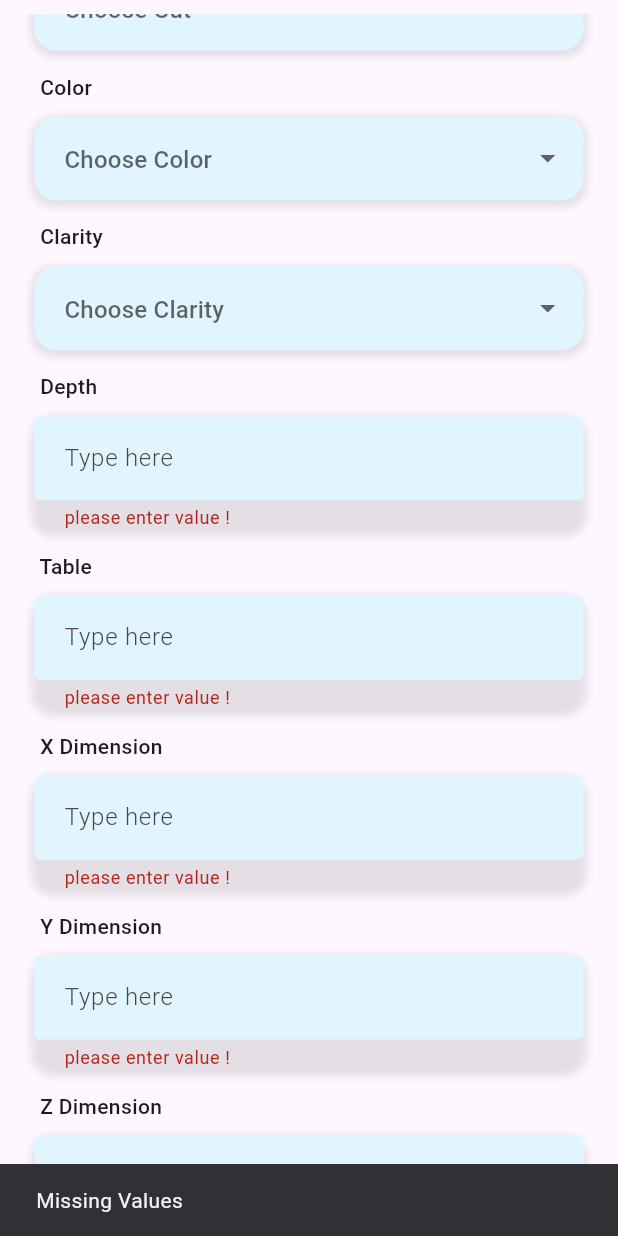
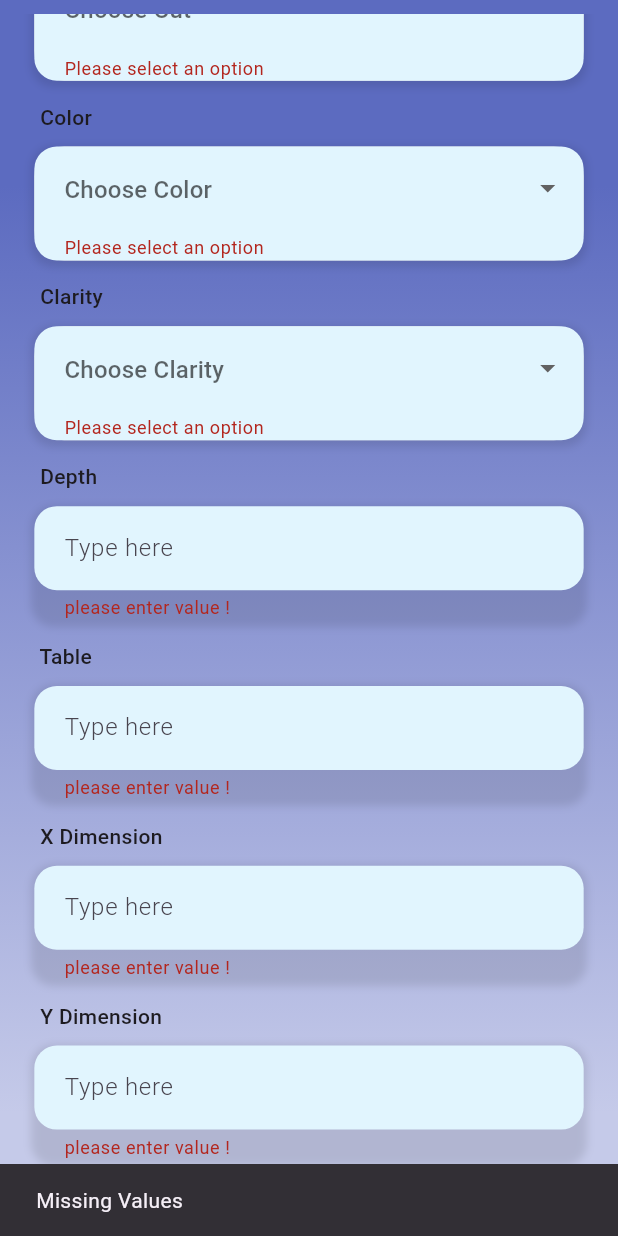
Before and after one commit to MenaElghaysha/ML-Gemstone-App, a Flutter app: the Home screen opened directly, scrolled down 663 dp, after a tap on "Predict", on a phone screen of 412 x 824 dp. Run offline on Flutter 3.47's test engine with Material 3 defaults, Android fonts, the light colour scheme and no system bars; our stand-ins replace flutter_screenutil, rflutter_alert.

Commit message:
changes on progress!

```diff
--- a/lib/custom_dropdown_button_form_field.dart
+++ b/lib/custom_dropdown_button_form_field.dart
@@ -47,9 +47,16 @@ class CustomDropdownFormField extends StatelessWidget {
             borderSide: BorderSide.none,
           ),
           contentPadding: EdgeInsets.all(16),
+
         ),
         value: value,
         onChanged: onChanged,
+        validator: (value) {
+          if (value == null) {
+            return 'Please select an option';
+          }
+          return null;
+        },
         items: items.map((String item) {
           return DropdownMenuItem(
             child: Text(item),
--- a/lib/custome_text_form_field.dart
+++ b/lib/custome_text_form_field.dart
@@ -34,6 +34,7 @@ class CustomTextFormField extends StatelessWidget {
           hintStyle: const TextStyle(fontSize: 16, fontWeight: FontWeight.w300),
           border: OutlineInputBorder(
             borderSide: BorderSide.none,
+            borderRadius: BorderRadius.circular(15)
           ),
           filled: true,
           fillColor: Colors.lightBlue[50],
--- a/lib/home.dart
+++ b/lib/home.dart
@@ -78,9 +78,28 @@ class _HomeState extends State<Home> {
   @override
   Widget build(BuildContext context) {
     return Scaffold(
-      // backgroundColor: Colors.yellow[50],
+      resizeToAvoidBottomInset: false,
       // appBar: AppBar(title: Text("Gemstone"),titleTextStyle: TextStyle(fontWeight: FontWeight.bold,fontSize: 25.sp,color: Colors.black),centerTitle: true),
-      body: SafeArea(
+      body: Container(
+        height:double.infinity ,
+        width: double.infinity,
+        decoration: BoxDecoration(
+            gradient: LinearGradient(
+              begin: Alignment.topCenter,
+              end: Alignment.bottomCenter,
+              stops: [
+                0.15,
+                0.9,
+              ],
+              colors: [
+                Colors.indigo[400]!,
+                Colors.indigo[100]!,
+                // Colors.white,
+              ],
+            )
+
+        ),
+        child: SafeArea(
           child: Padding(
             padding: EdgeInsets.all(8.w),
             child: SingleChildScrollView(
@@ -324,6 +343,7 @@ class _HomeState extends State<Home> {
             ),
           ),
         ),
+      ),
     );
   }
 
```
Also changed, not shown: lib/result_page.dart (+23 -3 lines). Lines whose indentation alone changed are shown as unchanged.
